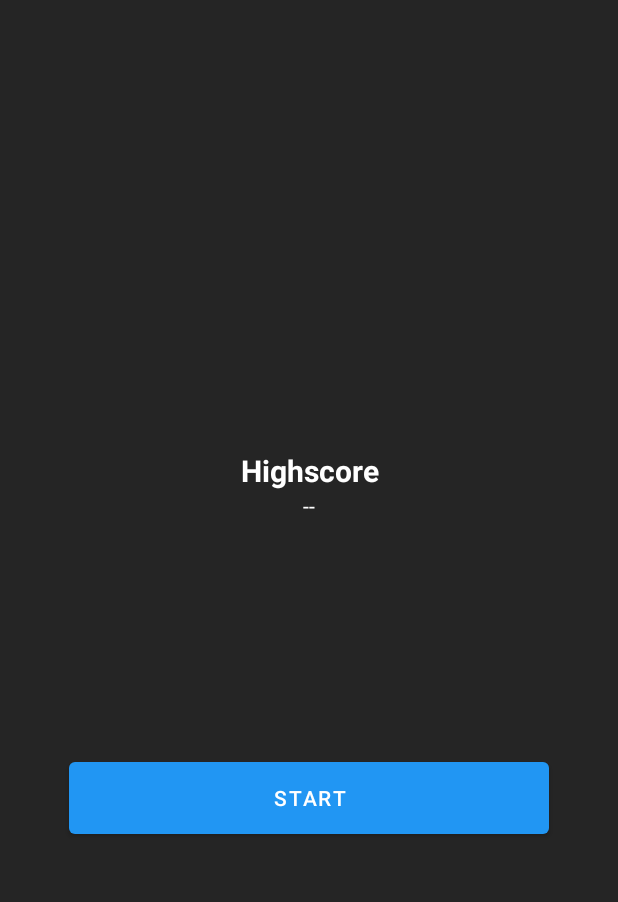
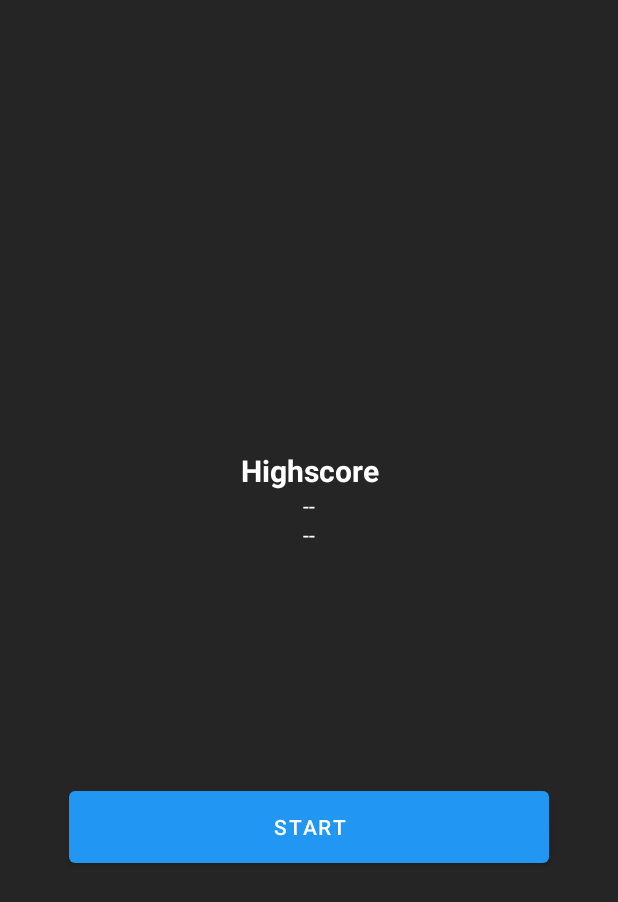
Before and after one commit to Pandouby/Angle-Attack, an Android app: the layout activity_main.xml on its own in the app's theme, with its tools: preview values and no code run, on a phone screen of 412 x 824 dp. Shown: the top 902 px of the screen. Run offline under Robolectric (Android 15) with nearby library versions, the phone set to English and light mode, and no system bars.

Commit message:
Add date of highscore to MainActivity

```diff
--- a/app/src/main/java/ch/sid/angleattack/MainActivity.java
+++ b/app/src/main/java/ch/sid/angleattack/MainActivity.java
@@ -6,6 +6,8 @@ import android.content.Intent;
 import android.os.Bundle;
 import android.widget.Button;
 import android.widget.TextView;
+
+import java.time.format.DateTimeFormatter;
 
 import ch.sid.angleattack.Highscore.Highscore;
 import ch.sid.angleattack.Highscore.HighscoreHandler;
@@ -27,11 +29,13 @@ public class MainActivity extends AppCompatActivity {
 
         TextView textView = findViewById(R.id.highscoreValue);
         textView.setText(String.valueOf(highscore.getTime() + "s"));
+
+        TextView highscoreDate = findViewById(R.id.highscoreDate);
+        highscoreDate.setText(String.valueOf(highscore.getCreationDate().format(DateTimeFormatter.ofPattern("dd/MM/yyyy"))));
     }
 
     private void startGame() {
         Intent i = new Intent(this, GameActivity.class);
-
         startActivity(i);
     }
 }
--- a/app/src/main/res/layout/activity_main.xml
+++ b/app/src/main/res/layout/activity_main.xml
@@ -33,6 +33,15 @@
             android:text="--"
             android:textColor="@color/white" />
 
+        <TextView
+            android:id="@+id/highscoreDate"
+            android:layout_width="match_parent"
+            android:layout_height="wrap_content"
+            android:gravity="center|center_horizontal|center_vertical"
+            android:text="--"
+            android:textColor="@color/white"
+            android:textColorHint="@color/white" />
+
         <Space
             android:layout_width="match_parent"
             android:layout_height="155dp" />
```
